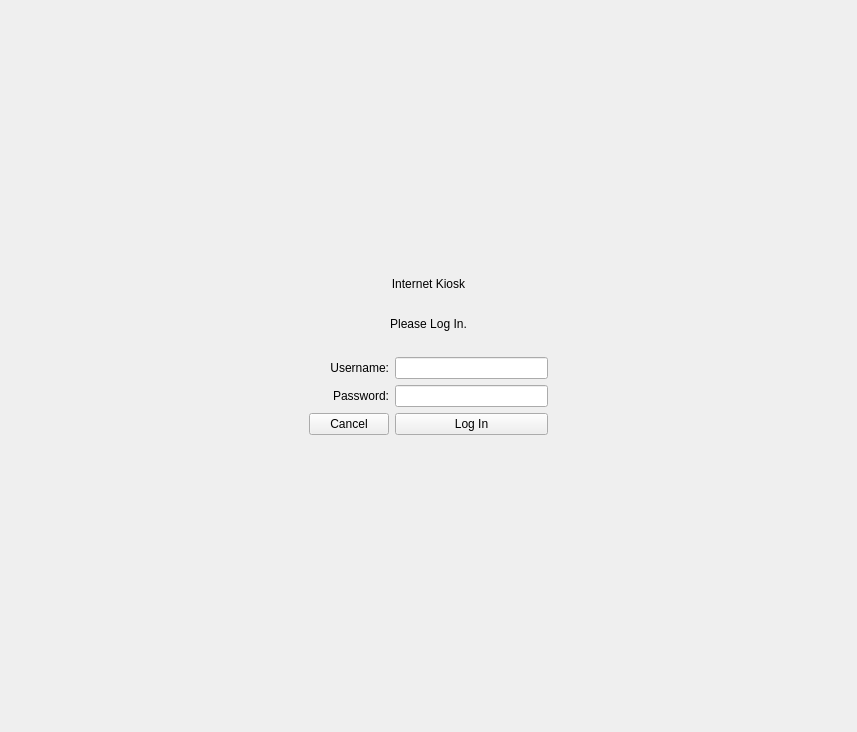
First picture: the form in loginwindow.ui, repository Libki/libki-client, before the edit.
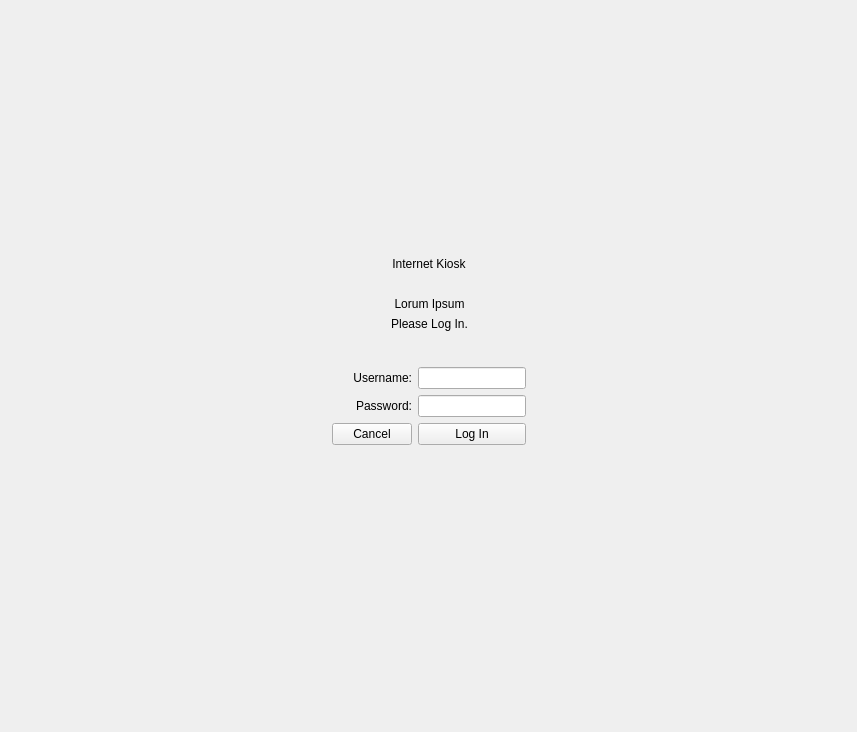
Second picture: the form after the edit. Icons and pictures are not drawn.

What changed in the file:
```diff
--- a/loginwindow.ui
+++ b/loginwindow.ui
@@ -96,6 +96,36 @@
        </widget>
       </item>
       <item>
+       <layout class="QHBoxLayout" name="horizontalLayout">
+        <item>
+         <spacer name="horizontalSpacer_3">
+          <property name="orientation">
+           <enum>Qt::Horizontal</enum>
+          </property>
+          <property name="sizeHint" stdset="0">
+           <size>
+            <width>40</width>
+            <height>20</height>
+           </size>
+          </property>
+         </spacer>
+        </item>
+        <item>
+         <layout class="QVBoxLayout" name="verticalLayout_2">
+          <item>
+           <widget class="QLabel" name="errorLabel">
+            <property name="frameShape">
+             <enum>QFrame::NoFrame</enum>
+            </property>
+            <property name="text">
+             <string>Lorum Ipsum</string>
+            </property>
+            <property name="alignment">
+             <set>Qt::AlignCenter</set>
+            </property>
+           </widget>
+          </item>
+          <item>
        <widget class="QLabel" name="messageLabel">
         <property name="text">
          <string>Please Log In.</string>
@@ -105,8 +135,46 @@
         </property>
        </widget>
       </item>
+         </layout>
+        </item>
+        <item>
+         <spacer name="horizontalSpacer_4">
+          <property name="orientation">
+           <enum>Qt::Horizontal</enum>
+          </property>
+          <property name="sizeHint" stdset="0">
+           <size>
+            <width>40</width>
+            <height>20</height>
+           </size>
+          </property>
+         </spacer>
+        </item>
+       </layout>
+      </item>
+      <item>
+       <layout class="QHBoxLayout" name="horizontalLayout_4">
+        <property name="margin">
+         <number>10</number>
+        </property>
+        <item>
+         <spacer name="horizontalSpacer_5">
+          <property name="orientation">
+           <enum>Qt::Horizontal</enum>
+          </property>
+          <property name="sizeHint" stdset="0">
+           <size>
+            <width>40</width>
+            <height>20</height>
+           </size>
+          </property>
+         </spacer>
+        </item>
       <item>
        <layout class="QFormLayout" name="formLayout">
+          <property name="fieldGrowthPolicy">
+           <enum>QFormLayout::AllNonFixedFieldsGrow</enum>
+          </property>
         <property name="labelAlignment">
          <set>Qt::AlignRight|Qt::AlignTrailing|Qt::AlignVCenter</set>
         </property>
@@ -179,6 +247,21 @@
         </item>
        </layout>
       </item>
+        <item>
+         <spacer name="horizontalSpacer_6">
+          <property name="orientation">
+           <enum>Qt::Horizontal</enum>
+          </property>
+          <property name="sizeHint" stdset="0">
+           <size>
+            <width>40</width>
+            <height>20</height>
+           </size>
+          </property>
+         </spacer>
+        </item>
+       </layout>
+      </item>
      </layout>
     </item>
    </layout>
```
Left out of the diff: 41 changed lines with no effect on the pictures. Lines whose indentation alone changed are shown as unchanged.
